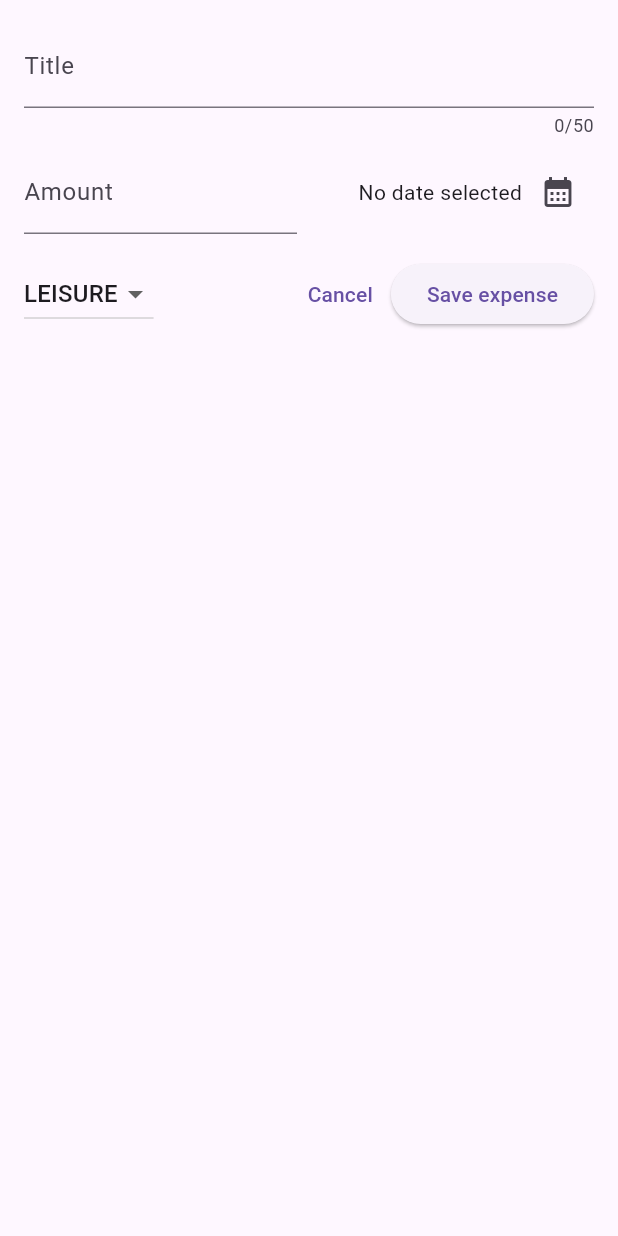
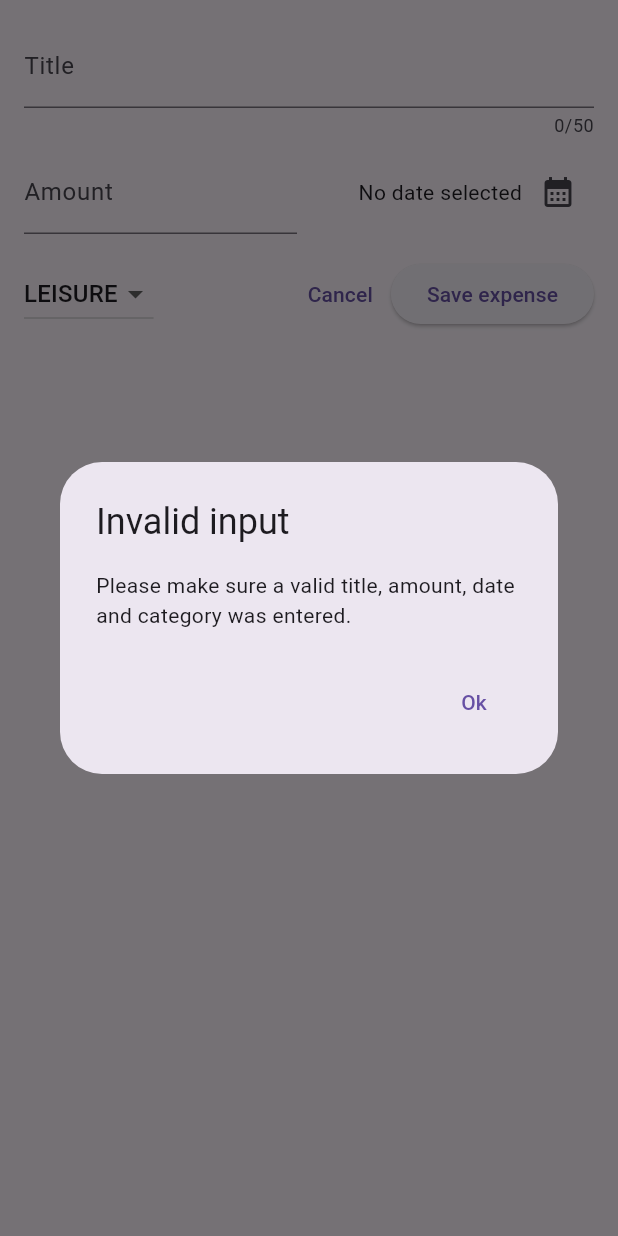
Before and after one commit to salvatoresalanitro/expense_tracker_app, a Flutter app: the NewExpense widget shown alone on an empty page, opened directly, after a tap on "Save expense", on a phone screen of 412 x 824 dp. Run offline on Flutter 3.47's test engine with Material 3 defaults, Android fonts, the phone set to English and light mode, and no system bars.

Commit message:
create submitExpenseData function first check for invalid inputs

```diff
--- a/lib/widgets/new_expense.dart
+++ b/lib/widgets/new_expense.dart
@@ -43,13 +43,42 @@ class _NewExpenseState extends State<NewExpense> {
   }
 
   void _onChangeCategory(Category? category) {
-    if(category == null) {
+    if (category == null) {
       return;
     }
 
     setState(() {
-        _selectedCategory = category;
+      _selectedCategory = category;
     });
+  }
+
+  void _submitExpenseData() {
+    final enteredAmount = double.tryParse(
+      _amountController.text,
+    );
+    final isAmountInvalid =
+        enteredAmount == null || enteredAmount <= 0;
+
+    if (_titleController.text.trim().isEmpty ||
+        isAmountInvalid ||
+        _selectedDate == null) {
+      showDialog(
+        context: context,
+        builder: (ctx) => AlertDialog(
+          title: Text('Invalid input'),
+          content: Text(
+            'Please make sure a valid title, amount, date and category was entered.',
+          ),
+          actions: [
+            TextButton(
+              onPressed: () => Navigator.pop(ctx),
+              child: const Text('Ok'),
+            )
+          ],
+        ),
+      );
+      return;
+    }
   }
 
   @override
@@ -110,18 +139,25 @@ class _NewExpenseState extends State<NewExpense> {
               ),
             ],
           ),
-          const SizedBox(height: 16,),
+          const SizedBox(height: 16),
           Row(
             children: [
               DropdownButton(
                 value: _selectedCategory,
-                items: Category.values.map(
-                  (category) => DropdownMenuItem(
-                    value: category,
-                    child: Text(category.name.toUpperCase()),
-                  ),
-                ).toList(),
-                onChanged: (category) => _onChangeCategory(category),
+                items:
+                    Category.values
+                        .map(
+                          (category) => DropdownMenuItem(
+                            value: category,
+                            child: Text(
+                              category.name.toUpperCase(),
+                            ),
+                          ),
+                        )
+                        .toList(),
+                onChanged:
+                    (category) =>
+                        _onChangeCategory(category),
               ),
               const Spacer(),
               TextButton(
@@ -129,10 +165,7 @@ class _NewExpenseState extends State<NewExpense> {
                 child: Text('Cancel'),
               ),
               ElevatedButton(
-                onPressed: () {
-                  print(_titleController.text);
-                  print(_amountController.text);
-                },
+                onPressed: _submitExpenseData,
                 child: Text('Save expense'),
               ),
             ],
```
